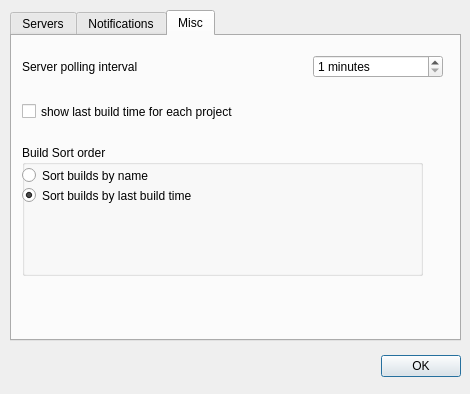
Old version of the form data/preferences.ui in the repository anaynayak/buildnotify.
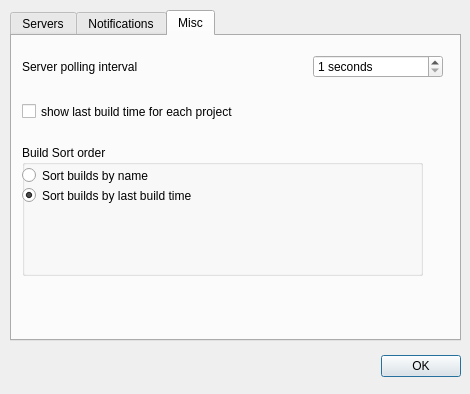
New version of the form. The open tabs and pages were chosen to show the change.

Commit message: Changed configuration interval from minutes to seconds see also https://bitbucket.org/Anay/buildnotify/issue/21/lower-polling-intervalls-than-minutes

```diff
--- a/data/preferences.ui
+++ b/data/preferences.ui
@@ -312,7 +312,7 @@
          <bool>false</bool>
         </property>
         <property name="suffix">
-         <string> minutes</string>
+         <string> seconds</string>
         </property>
         <property name="minimum">
          <number>1</number>
```
The commit also changes 3 other files.
